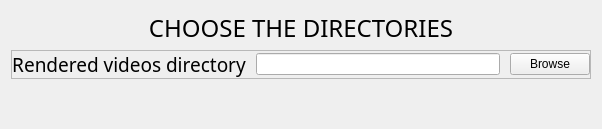
Before: the Qt Designer form windows/preferences.ui in victormac3000/Fusion_ffmpeg_studio, drawn with Qt 5.
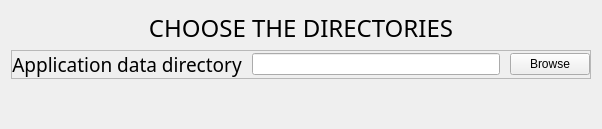
After: the same form once the commit is applied.

Diff of the .ui file:
```diff
--- a/windows/preferences.ui
+++ b/windows/preferences.ui
@@ -87,7 +87,7 @@
            </font>
           </property>
           <property name="text">
-           <string>Rendered videos directory</string>
+           <string>Application data directory</string>
           </property>
           <property name="alignment">
            <set>Qt::AlignCenter</set>
```
Left out of the diff: 4 changed lines with no effect on the pictures.
